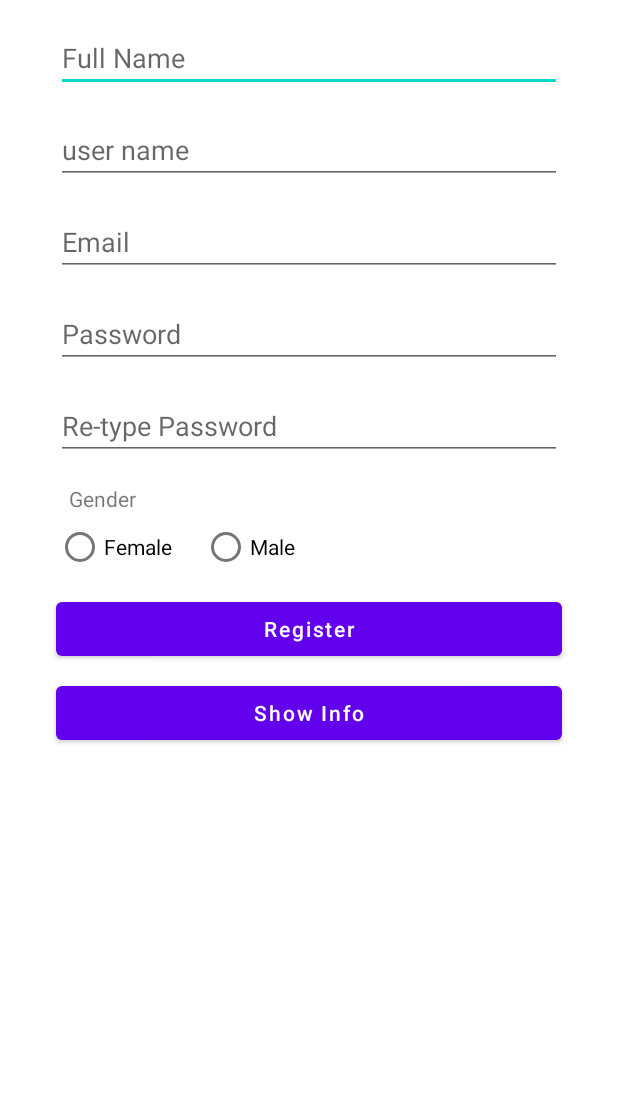
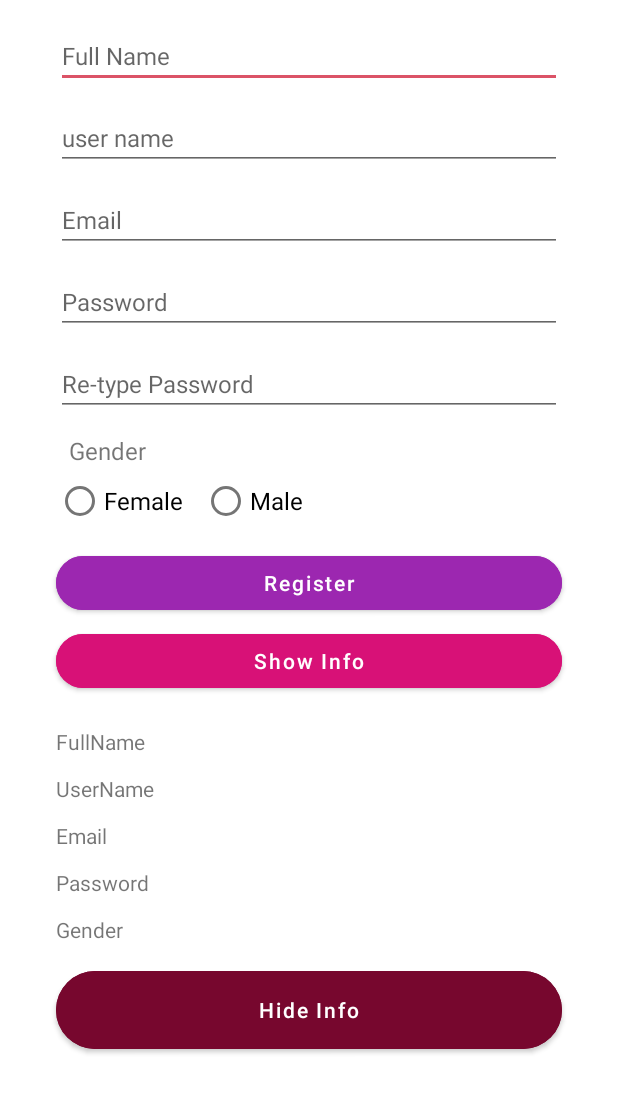
Before and after one commit to rezaee127/HW6-1, an Android app: the layout activity_main.xml on its own in the app's theme, with its tools: preview values and no code run, on a phone screen of 412 x 824 dp. Shown: the top 1093 px of the screen. Run offline under Robolectric (Android 15) with nearby library versions, the phone set to English and light mode, and no system bars.

Commit message:
text views

```diff
--- a/app/src/main/res/layout/activity_main.xml
+++ b/app/src/main/res/layout/activity_main.xml
@@ -21,6 +21,7 @@
             android:ems="10"
             android:hint="Full Name"
             android:inputType="textPersonName"
+            android:textSize="16sp"
             app:layout_constraintEnd_toEndOf="@id/guideline3"
             app:layout_constraintHorizontal_bias="0.502"
             app:layout_constraintStart_toStartOf="@+id/guideline2"
@@ -30,11 +31,13 @@
             android:id="@+id/editTextUserName"
             android:layout_width="0dp"
             android:layout_height="wrap_content"
-            android:layout_marginTop="16dp"
+            android:layout_marginTop="12dp"
             android:ems="10"
             android:hint="user name"
             android:inputType="textPersonName"
+            android:textSize="16sp"
             app:layout_constraintEnd_toEndOf="@+id/editTextFullName"
+            app:layout_constraintHorizontal_bias="0.0"
             app:layout_constraintStart_toStartOf="@+id/editTextFullName"
             app:layout_constraintTop_toBottomOf="@+id/editTextFullName" />
 
@@ -42,11 +45,13 @@
             android:id="@+id/editTextEmailAddress"
             android:layout_width="0dp"
             android:layout_height="wrap_content"
-            android:layout_marginTop="16dp"
+            android:layout_marginTop="12dp"
             android:ems="10"
             android:hint="Email"
             android:inputType="textEmailAddress"
+            android:textSize="16sp"
             app:layout_constraintEnd_toEndOf="@+id/editTextUserName"
+            app:layout_constraintHorizontal_bias="0.0"
             app:layout_constraintStart_toStartOf="@+id/editTextUserName"
             app:layout_constraintTop_toBottomOf="@+id/editTextUserName" />
 
@@ -54,11 +59,13 @@
             android:id="@+id/editTextPassword"
             android:layout_width="0dp"
             android:layout_height="wrap_content"
-            android:layout_marginTop="16dp"
+            android:layout_marginTop="12dp"
             android:ems="10"
             android:hint="Password"
             android:inputType="textPassword"
+            android:textSize="16sp"
             app:layout_constraintEnd_toEndOf="@+id/editTextEmailAddress"
+            app:layout_constraintHorizontal_bias="0.0"
             app:layout_constraintStart_toStartOf="@+id/editTextEmailAddress"
             app:layout_constraintTop_toBottomOf="@+id/editTextEmailAddress" />
 
@@ -66,11 +73,13 @@
             android:id="@+id/editTextReTypePassword"
             android:layout_width="0dp"
             android:layout_height="wrap_content"
-            android:layout_marginTop="16dp"
+            android:layout_marginTop="12dp"
             android:ems="10"
             android:hint="Re-type Password"
             android:inputType="textPassword"
+            android:textSize="16sp"
             app:layout_constraintEnd_toEndOf="@+id/editTextPassword"
+            app:layout_constraintHorizontal_bias="0.0"
             app:layout_constraintStart_toStartOf="@+id/editTextPassword"
             app:layout_constraintTop_toBottomOf="@+id/editTextPassword" />
 
@@ -78,8 +87,9 @@
             android:id="@+id/Gender"
             android:layout_width="wrap_content"
             android:layout_height="wrap_content"
-            android:layout_marginTop="16dp"
+            android:layout_marginTop="12dp"
             android:text="Gender"
+            android:textSize="16sp"
             app:layout_constraintEnd_toEndOf="@+id/editTextReTypePassword"
             app:layout_constraintHorizontal_bias="0.03"
             app:layout_constraintStart_toStartOf="@+id/editTextReTypePassword"
@@ -90,8 +100,10 @@
             android:layout_width="0dp"
             android:layout_height="wrap_content"
             android:layout_marginTop="8dp"
+            android:backgroundTint="@color/purple_700"
             android:text="Register"
             android:textAllCaps="false"
+            app:cornerRadius="20dp"
             app:layout_constraintEnd_toEndOf="@+id/editTextReTypePassword"
             app:layout_constraintHorizontal_bias="0.0"
             app:layout_constraintStart_toStartOf="@+id/editTextReTypePassword"
@@ -101,9 +113,11 @@
             android:id="@+id/showInfo"
             android:layout_width="0dp"
             android:layout_height="wrap_content"
-            android:layout_marginTop="8dp"
+            android:layout_marginTop="4dp"
+            android:backgroundTint="@color/purple_800"
             android:text="Show Info"
             android:textAllCaps="false"
+            app:cornerRadius="20dp"
             app:layout_constraintEnd_toEndOf="@+id/register"
             app:layout_constraintHorizontal_bias="0.0"
             app:layout_constraintStart_toStartOf="@+id/register"
@@ -144,14 +158,94 @@
                 android:id="@+id/Female"
                 android:layout_width="97dp"
                 android:layout_height="44dp"
-                android:text="Female" />
+                android:text="Female"
+                android:textSize="16sp" />
 
             <RadioButton
                 android:id="@+id/Male"
                 android:layout_width="91dp"
                 android:layout_height="45dp"
-                android:text="Male" />
+                android:text="Male"
+                android:textSize="16sp" />
         </RadioGroup>
+
+        <TextView
+            android:id="@+id/textViewFullName"
+            android:layout_width="0dp"
+            android:layout_height="wrap_content"
+            android:layout_marginTop="20dp"
+            android:backgroundTint="@color/teal_200"
+            android:text="FullName"
+            app:cornerRadius="20dp"
+            app:layout_constraintEnd_toEndOf="@+id/showInfo"
+            app:layout_constraintHorizontal_bias="0.0"
+            app:layout_constraintStart_toStartOf="@+id/showInfo"
+            app:layout_constraintTop_toBottomOf="@+id/showInfo" />
+
+        <TextView
+            android:id="@+id/textViewUserName"
+            android:layout_width="0dp"
+            android:layout_height="wrap_content"
+            android:layout_marginTop="12dp"
+            android:backgroundTint="@color/teal_200"
+            android:text="UserName"
+            app:cornerRadius="20dp"
+            app:layout_constraintEnd_toEndOf="@+id/textViewFullName"
+            app:layout_constraintHorizontal_bias="0.0"
+            app:layout_constraintStart_toStartOf="@+id/textViewFullName"
+            app:layout_constraintTop_toBottomOf="@+id/textViewFullName" />
+
+        <TextView
+            android:id="@+id/textViewEmail"
+            android:layout_width="0dp"
+            android:layout_height="wrap_content"
+            android:layout_marginTop="12dp"
+            android:backgroundTint="@color/teal_200"
+            android:text="Email"
+            app:cornerRadius="20dp"
+            app:layout_constraintEnd_toStartOf="@+id/guideline3"
+            app:layout_constraintHorizontal_bias="0.0"
+            app:layout_constraintStart_toStartOf="@+id/guideline2"
+            app:layout_constraintTop_toBottomOf="@+id/textViewUserName" />
+
+        <TextView
+            android:id="@+id/textViewPassword"
+            android:layout_width="0dp"
+            android:layout_height="wrap_content"
+            android:layout_marginTop="12dp"
+            android:backgroundTint="@color/teal_200"
+            android:text="Password"
+            app:cornerRadius="20dp"
+            app:layout_constraintEnd_toStartOf="@+id/guideline3"
+            app:layout_constraintHorizontal_bias="0.0"
+            app:layout_constraintStart_toStartOf="@+id/guideline2"
+            app:layout_constraintTop_toBottomOf="@+id/textViewEmail" />
+
+        <TextView
+            android:id="@+id/textViewGender"
+            android:layout_width="0dp"
+            android:layout_height="wrap_content"
+            android:layout_marginTop="12dp"
+            android:backgroundTint="@color/teal_200"
+            android:text="Gender"
+            app:cornerRadius="20dp"
+            app:layout_constraintEnd_toStartOf="@+id/guideline3"
+            app:layout_constraintStart_toStartOf="@+id/guideline2"
+            app:layout_constraintTop_toBottomOf="@+id/textViewPassword" />
+
+        <Button
+            android:id="@+id/buttonHideInfo"
+            android:layout_width="0dp"
+            android:layout_height="64dp"
+            android:layout_marginTop="12dp"
+            android:backgroundTint="@color/purple_300"
+            android:text="Hide Info"
+            android:textAllCaps="false"
+            app:cornerRadius="40dp"
+            app:layout_constraintEnd_toStartOf="@+id/guideline3"
+            app:layout_constraintHorizontal_bias="0.6"
+            app:layout_constraintStart_toStartOf="@+id/guideline2"
+            app:layout_constraintTop_toBottomOf="@+id/textViewGender" />
 
 
     </androidx.constraintlayout.widget.ConstraintLayout>
--- a/app/src/main/res/values/colors.xml
+++ b/app/src/main/res/values/colors.xml
@@ -2,8 +2,11 @@
 <resources>
     <color name="purple_200">#FFBB86FC</color>
     <color name="purple_500">#FF6200EE</color>
-    <color name="purple_700">#FF3700B3</color>
-    <color name="teal_200">#FF03DAC5</color>
+    <color name="purple_700">#9C27B0</color>
+    <color name="purple_800">#D81177</color>
+    <color name="purple_900">#4F52EC</color>
+    <color name="purple_300">#77072E</color>
+    <color name="teal_200">#DB5367</color>
     <color name="teal_700">#FF018786</color>
     <color name="black">#FF000000</color>
     <color name="white">#FFFFFFFF</color>
```
